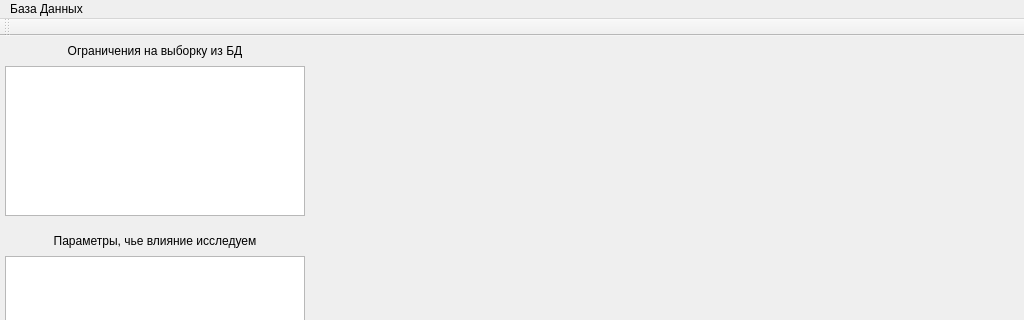
Before: the Qt Designer form AntennaDataViewer/antennadataviewer.ui in LavrenovRoman/AntennaDataToDatabase, drawn with Qt 5; both pictures show x 0 to 1024 and y 0 to 320 of the 1024 by 768 pixel window.
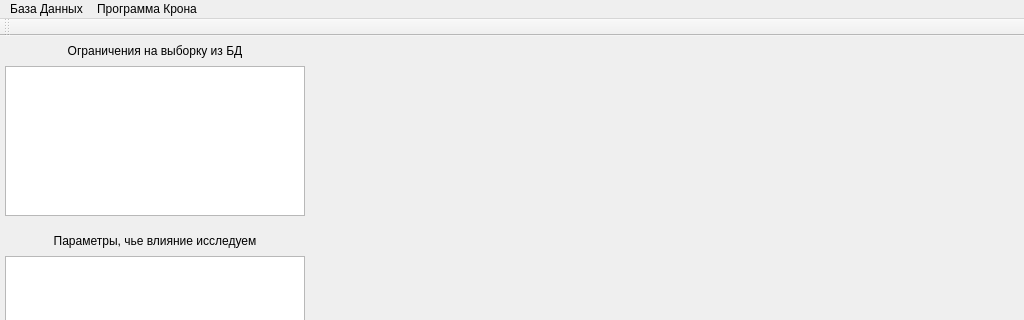
After: the same form once the commit is applied. Custom widgets are drawn as their Qt base class.

```diff
--- a/AntennaDataViewer/antennadataviewer.ui
+++ b/AntennaDataViewer/antennadataviewer.ui
@@ -502,7 +502,14 @@
     <addaction name="actCopyDB"/>
     <addaction name="actDelDataDB"/>
    </widget>
+   <widget class="QMenu" name="menu_2">
+    <property name="title">
+     <string>Программа Крона</string>
+    </property>
+    <addaction name="actOpenAntKrona"/>
+   </widget>
    <addaction name="menu"/>
+   <addaction name="menu_2"/>
   </widget>
   <widget class="QToolBar" name="mainToolBar">
    <attribute name="toolBarArea">
```
Left out of the diff: 5 changed lines with no effect on the pictures.
